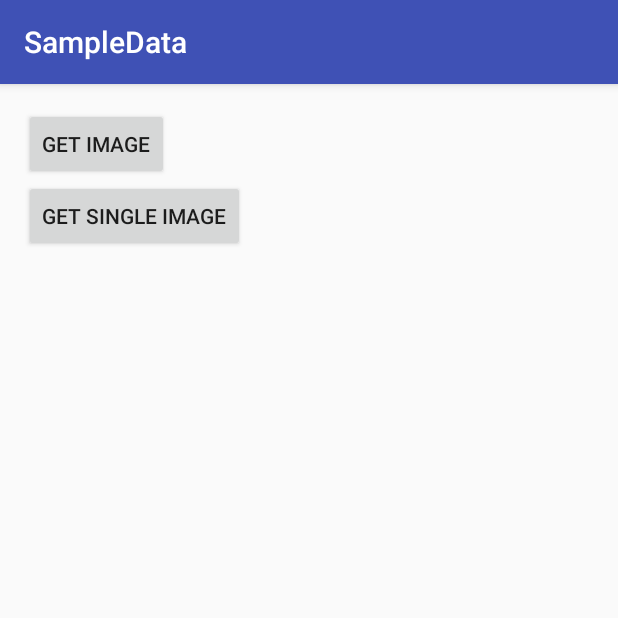
After one commit to dongja94/SampleData_DD2, an Android app: the ImageGetActivity screen opened directly, with no data from a screen before it, on a phone screen of 412 x 824 dp, the top half of it. The commit adds this screen. Run offline under Robolectric (Android 15) with nearby library versions, the phone set to English and light mode, and no system bars.

Commit message:
image get

```diff
--- a/app/src/main/AndroidManifest.xml
+++ b/app/src/main/AndroidManifest.xml
@@ -26,7 +26,8 @@
         <activity android:name=".AddressAddActivity" />
         <activity android:name=".ContactsActivity" />
         <activity android:name=".LoaderActivity" />
-        <activity android:name=".ImageViewActivity"></activity>
+        <activity android:name=".ImageViewActivity" />
+        <activity android:name=".ImageGetActivity"></activity>
     </application>
 
 </manifest>
--- /dev/null
+++ b/app/src/main/java/com/begentgroup/sampledata/ImageGetActivity.java
@@ -0,0 +1,66 @@
+package com.begentgroup.sampledata;
+
+import android.content.Intent;
+import android.database.Cursor;
+import android.net.Uri;
+import android.os.Bundle;
+import android.provider.MediaStore;
+import android.support.v7.app.AppCompatActivity;
+import android.util.Log;
+import android.view.View;
+import android.widget.Button;
+
+public class ImageGetActivity extends AppCompatActivity {
+
+    @Override
+    protected void onCreate(Bundle savedInstanceState) {
+        super.onCreate(savedInstanceState);
+        setContentView(R.layout.activity_image_get);
+
+        Button btn = (Button)findViewById(R.id.btn_get_image);
+        btn.setOnClickListener(new View.OnClickListener() {
+            @Override
+            public void onClick(View view) {
+                Intent intent = new Intent(ImageGetActivity.this, ImageViewActivity.class);
+                startActivityForResult(intent, RC_GET_IMAGE);
+            }
+        });
+
+        btn = (Button)findViewById(R.id.btn_single_image);
+        btn.setOnClickListener(new View.OnClickListener() {
+            @Override
+            public void onClick(View view) {
+                Intent intent = new Intent(Intent.ACTION_PICK, MediaStore.Images.Media.EXTERNAL_CONTENT_URI);
+                intent.setType("image/*");
+                startActivityForResult(intent, RC_SINGLE_IMAGE);
+            }
+        });
+    }
+
+    private static final int RC_SINGLE_IMAGE = 2;
+    private static final int RC_GET_IMAGE = 1;
+
+    @Override
+    protected void onActivityResult(int requestCode, int resultCode, Intent data) {
+        super.onActivityResult(requestCode, resultCode, data);
+        if (requestCode == RC_GET_IMAGE) {
+            if (resultCode == RESULT_OK) {
+                String[] files = data.getStringArrayExtra("files");
+                for (String s : files) {
+                    Log.i("ImageFiles", "files : " + s);
+                }
+            }
+        }
+
+        if (requestCode == RC_SINGLE_IMAGE) {
+            if (resultCode == RESULT_OK) {
+                Uri fileUri = data.getData();
+                Cursor c = getContentResolver().query(fileUri, new String[] {MediaStore.Images.Media.DATA}, null, null, null);
+                if (c.moveToNext()) {
+                    String path = c.getString(c.getColumnIndex(MediaStore.Images.Media.DATA));
+                    Log.i("Single", "path : " + path);
+                }
+            }
+        }
+    }
+}
--- /dev/null
+++ b/app/src/main/res/layout/activity_image_get.xml
@@ -0,0 +1,31 @@
+<?xml version="1.0" encoding="utf-8"?>
+<RelativeLayout xmlns:android="http://schemas.android.com/apk/res/android"
+    xmlns:tools="http://schemas.android.com/tools"
+    android:layout_width="match_parent"
+    android:layout_height="match_parent"
+    android:paddingBottom="@dimen/activity_vertical_margin"
+    android:paddingLeft="@dimen/activity_horizontal_margin"
+    android:paddingRight="@dimen/activity_horizontal_margin"
+    android:paddingTop="@dimen/activity_vertical_margin"
+    tools:context="com.begentgroup.sampledata.ImageGetActivity">
+
+    <Button
+        style="?android:attr/buttonStyleSmall"
+        android:layout_width="wrap_content"
+        android:layout_height="wrap_content"
+        android:text="Get Image"
+        android:id="@+id/btn_get_image"
+        android:layout_alignParentTop="true"
+        android:layout_alignParentLeft="true"
+        android:layout_alignParentStart="true" />
+
+    <Button
+        style="?android:attr/buttonStyleSmall"
+        android:layout_width="wrap_content"
+        android:layout_height="wrap_content"
+        android:text="get single image"
+        android:id="@+id/btn_single_image"
+        android:layout_below="@+id/btn_get_image"
+        android:layout_alignParentLeft="true"
+        android:layout_alignParentStart="true" />
+</RelativeLayout>
--- /dev/null
+++ b/app/src/main/res/layout/view_image_check.xml
@@ -0,0 +1,6 @@
+<?xml version="1.0" encoding="utf-8"?>
+<com.begentgroup.sampledata.ImageCheckView xmlns:android="http://schemas.android.com/apk/res/android"
+    android:layout_width="match_parent"
+    android:layout_height="match_parent">
+
+</com.begentgroup.sampledata.ImageCheckView>
```
Also changed, not shown: app/src/main/java/com/begentgroup/sampledata/ImageCheckView.java (added, +55 -0 lines), app/src/main/java/com/begentgroup/sampledata/ImageViewActivity.java (+38 -1 lines), app/src/main/res/layout/view_check.xml (added, +18 -0 lines), app/src/main/res/menu/activity_image_check.xml (added, +8 -0 lines).
